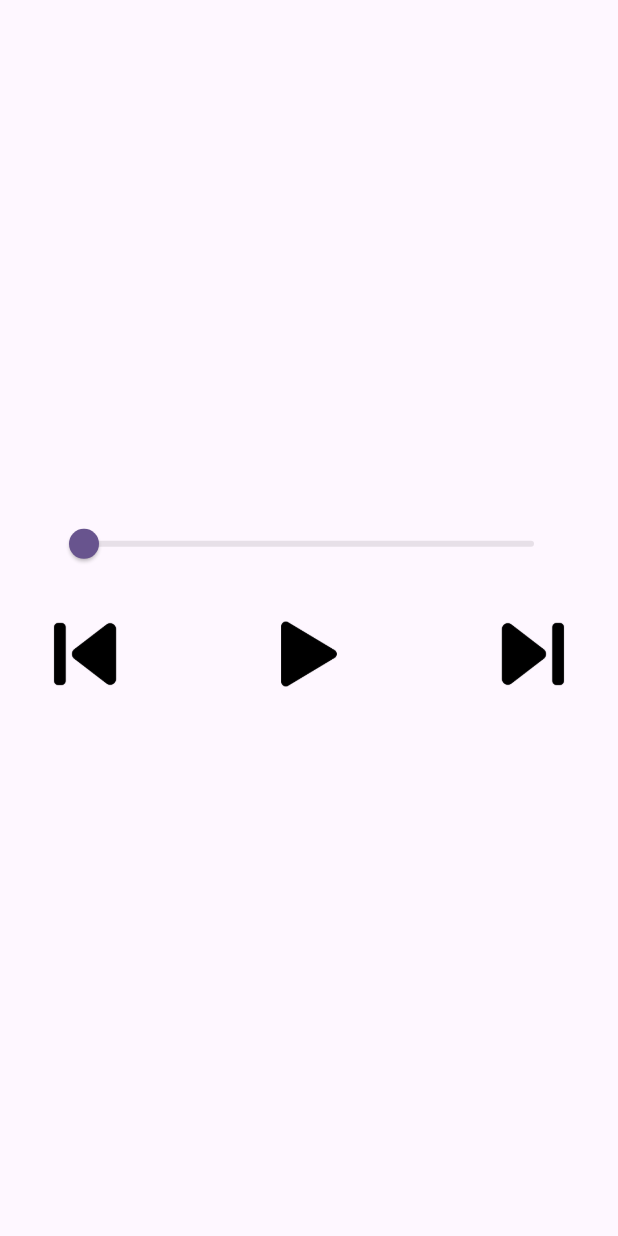
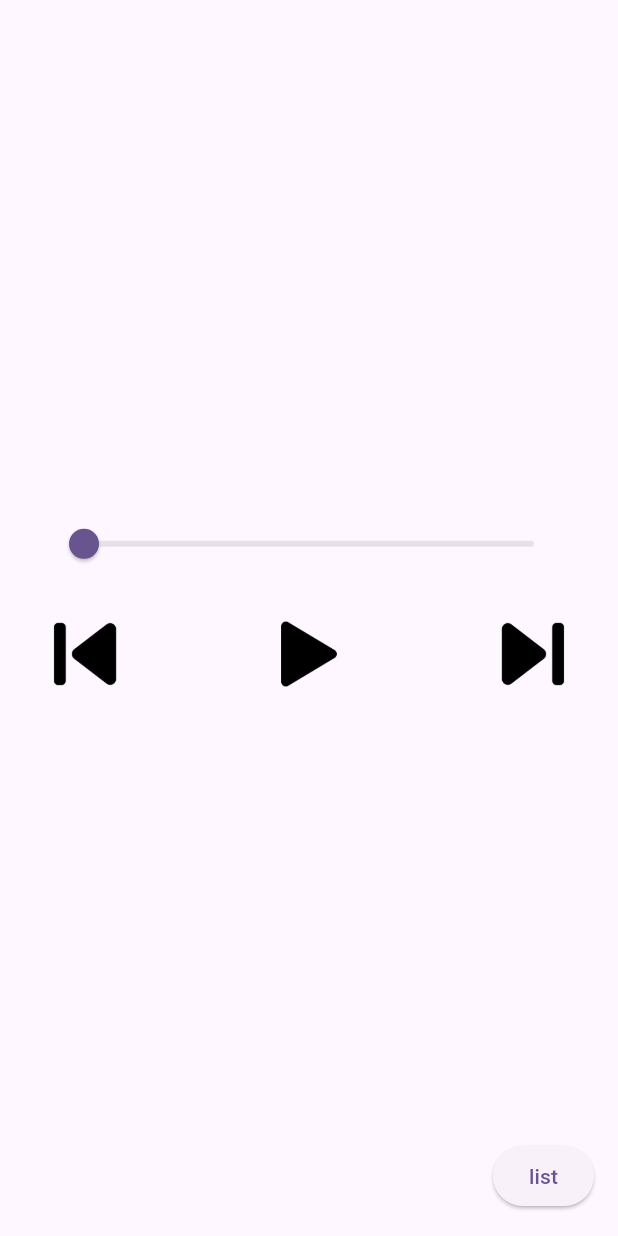
Before and after one commit to abymudaliar/music_player, a Flutter app: the HomePage screen opened directly, on a phone screen of 412 x 824 dp. Run offline on Flutter 3.47's test engine with Material 3 defaults, Android fonts, the phone set to English and light mode, and no system bars; our stand-ins replace just_audio, on_audio_query, permission_handler.

Commit message:
fetch list of music from device storage

```diff
--- a/lib/home_page.dart
+++ b/lib/home_page.dart
@@ -1,4 +1,6 @@
 import 'package:flutter/material.dart';
+import 'package:music_player/audio_list.dart';
+import 'package:music_player/request_permission.dart';
 import 'package:provider/provider.dart';
 
 import 'homepage_provider.dart';
@@ -11,7 +13,6 @@ class HomePage extends StatefulWidget {
 }
 
 class _HomePageState extends State<HomePage> {
-
   @override
   void initState() {
     // TODO: implement initState
@@ -20,7 +21,7 @@ class _HomePageState extends State<HomePage> {
       var provider = Provider.of<HompageProvider>(context, listen: false);
       provider.setMusic();
     });
-
+     requestPermission();
   }
 
   @override
@@ -47,12 +48,9 @@ class _HomePageState extends State<HomePage> {
             Row(
               mainAxisAlignment: MainAxisAlignment.spaceBetween,
               children: [
-                playerIcons(
-                  context,
-                  "assets/images/next-button.png",
-                  reverse: true,
-                  onTap: () => provider.playerStateChange(state: "back")
-                ),
+                playerIcons(context, "assets/images/next-button.png",
+                    reverse: true,
+                    onTap: () => provider.playerStateChange(state: "prev")),
                 Consumer<HompageProvider>(builder: (context, player, _) {
                   return playerIcons(
                     context,
@@ -70,6 +68,13 @@ class _HomePageState extends State<HomePage> {
           ],
         ),
       ),
+      floatingActionButton: ElevatedButton(
+          onPressed: () {
+            Navigator.of(context).push(
+              MaterialPageRoute(builder: (context) => AudioList()),
+            );
+          },
+          child: Text("list")),
     );
   }
 }
--- a/lib/homepage_provider.dart
+++ b/lib/homepage_provider.dart
@@ -21,7 +21,7 @@ class HompageProvider extends ChangeNotifier{
     }
 
     void playerStateChange({String state = ""}) async {
-      if(state == "back"){
+      if(state == "prev"){
         await player.seek(Duration.zero);
       }
       else if(state == "pauseplay"){
--- a/lib/main.dart
+++ b/lib/main.dart
@@ -4,6 +4,7 @@ import 'home_page.dart';
 import 'homepage_provider.dart';
 
 void main() {
+
   runApp(const MyApp());
 }
 
@@ -19,7 +20,7 @@ class MyApp extends StatelessWidget {
           colorScheme: ColorScheme.fromSeed(seedColor: Colors.deepPurple),
           useMaterial3: true,
         ),
-        home:  HomePage(),
+        home: const HomePage(),
       ),
     );
   }
--- a/pubspec.yaml
+++ b/pubspec.yaml
@@ -37,6 +37,8 @@ dependencies:
   cupertino_icons: ^1.0.8
   just_audio: ^0.9.42
   provider: ^6.1.2
+  on_audio_query: ^2.9.0
+  permission_handler: ^11.3.1
 
 dev_dependencies:
   flutter_test:
```
Also changed, not shown: lib/audio_list.dart (added, +37 -0 lines), lib/request_permission.dart (added, +23 -0 lines), pubspec.lock, 3 other files.
